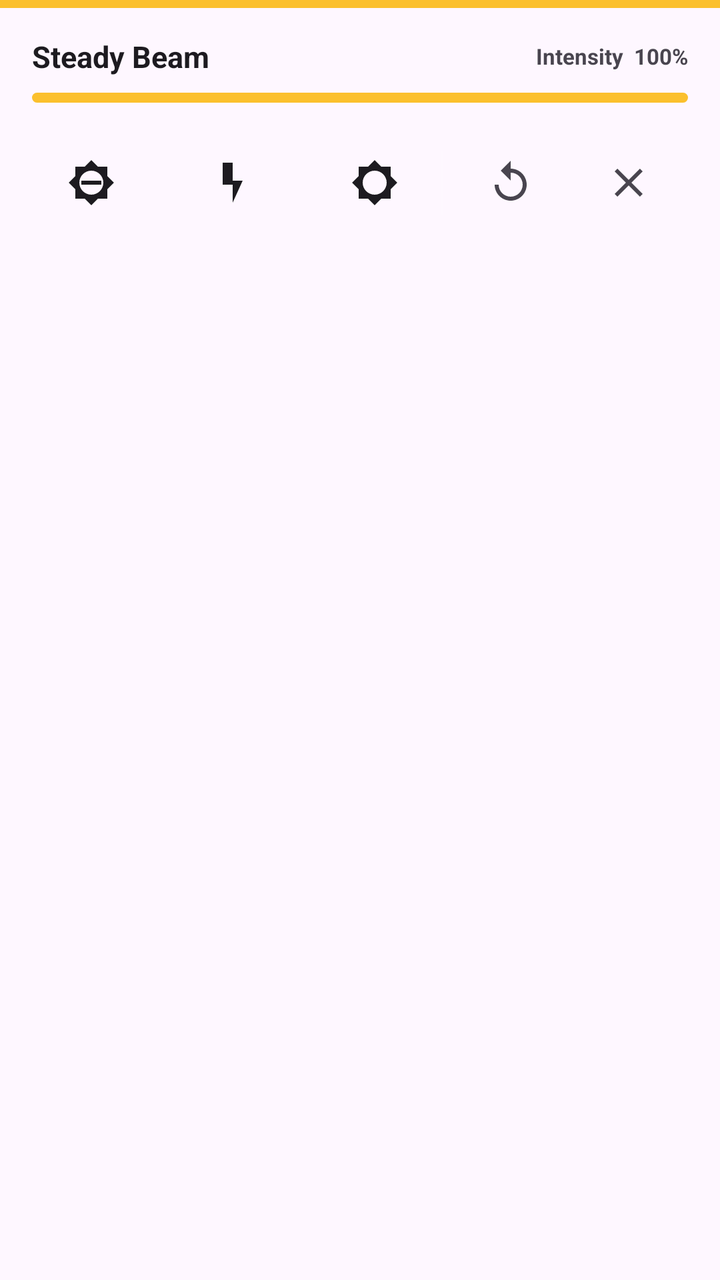
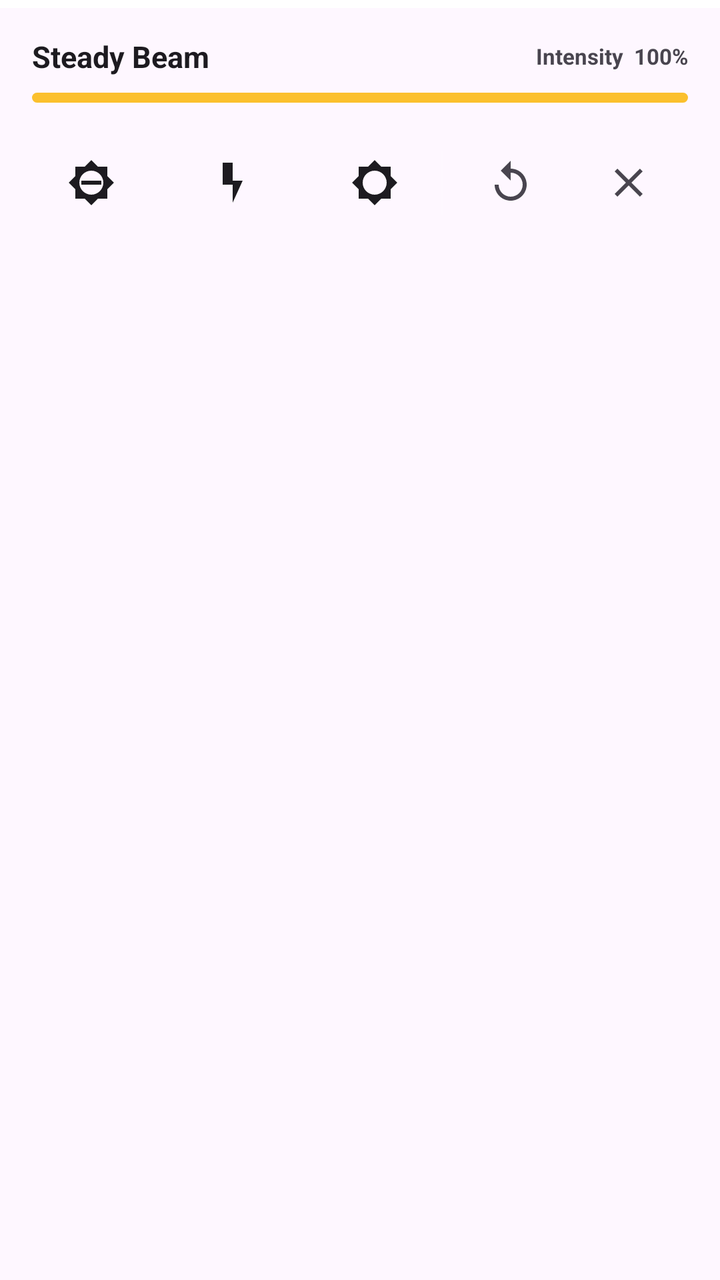

Before-and-after screenshots of an Android layout around one commit, followed by the original layout XML and the change that was made.
<!-- AndroidManifest.xml: application theme Theme.Toolz -->
<!-- res/layout/notification_flashlight_expanded.xml -->
<?xml version="1.0" encoding="utf-8"?>
<LinearLayout
    xmlns:android="http://schemas.android.com/apk/res/android"
    android:layout_width="match_parent"
    android:layout_height="wrap_content"
    android:orientation="vertical"
    android:padding="0dp">

    
    <View
        android:id="@+id/notif_exp_accent"
        android:layout_width="match_parent"
        android:layout_height="4dp"
        android:background="#FFFBC02D" />

    
    <LinearLayout
        android:layout_width="match_parent"
        android:layout_height="wrap_content"
        android:orientation="vertical"
        android:paddingStart="16dp"
        android:paddingEnd="16dp"
        android:paddingTop="14dp"
        android:paddingBottom="4dp">

        
        <LinearLayout
            android:layout_width="match_parent"
            android:layout_height="wrap_content"
            android:orientation="horizontal"
            android:gravity="center_vertical">

            <TextView
                android:id="@+id/notif_exp_mode"
                android:layout_width="0dp"
                android:layout_height="wrap_content"
                android:layout_weight="1"
                android:text="Steady Beam"
                android:textSize="15sp"
                android:textStyle="bold"
                android:textColor="?android:attr/textColorPrimary"
                android:maxLines="1"
                android:ellipsize="end" />

            <TextView
                android:id="@+id/notif_exp_bright_label"
                android:layout_width="wrap_content"
                android:layout_height="wrap_content"
                android:text="Intensity  100%"
                android:textSize="11sp"
                android:textColor="?android:attr/textColorSecondary"
                android:textStyle="bold" />
        </LinearLayout>

        
        <ProgressBar
            android:id="@+id/notif_exp_bright_bar"
            style="@android:style/Widget.ProgressBar.Horizontal"
            android:layout_width="match_parent"
            android:layout_height="5dp"
            android:layout_marginTop="8dp"
            android:layout_marginBottom="14dp"
            android:max="100"
            android:progress="100"
            android:progressTint="#FFFBC02D"
            android:progressBackgroundTint="#22FFFFFF" />

        
        <LinearLayout
            android:layout_width="match_parent"
            android:layout_height="wrap_content"
            android:orientation="horizontal"
            android:gravity="center"
            android:paddingBottom="8dp">

            
            <ImageButton
                android:id="@+id/notif_exp_btn_bright_dn"
                android:layout_width="0dp"
                android:layout_height="44dp"
                android:layout_weight="1"
                android:src="@drawable/ic_notif_brightness_dn"
                android:background="?android:attr/selectableItemBackgroundBorderless"
                android:contentDescription="Decrease brightness"
                android:padding="10dp"
                android:tint="?android:attr/textColorPrimary" />

            
            <ImageButton
                android:id="@+id/notif_exp_btn_toggle"
                android:layout_width="0dp"
                android:layout_height="52dp"
                android:layout_weight="1.4"
                android:src="@drawable/ic_notif_power_on"
                android:background="?android:attr/selectableItemBackgroundBorderless"
                android:contentDescription="Toggle flashlight"
                android:padding="8dp"
                android:tint="?android:attr/textColorPrimary" />

            
            <ImageButton
                android:id="@+id/notif_exp_btn_bright_up"
                android:layout_width="0dp"
                android:layout_height="44dp"
                android:layout_weight="1"
                android:src="@drawable/ic_notif_brightness_up"
                android:background="?android:attr/selectableItemBackgroundBorderless"
                android:contentDescription="Increase brightness"
                android:padding="10dp"
                android:tint="?android:attr/textColorPrimary" />

            
            <View
                android:layout_width="1dp"
                android:layout_height="32dp"
                android:background="#22FFFFFF"
                android:layout_marginStart="4dp"
                android:layout_marginEnd="4dp" />

            
            <ImageButton
                android:id="@+id/notif_exp_btn_mode"
                android:layout_width="0dp"
                android:layout_height="44dp"
                android:layout_weight="1"
                android:src="@drawable/ic_notif_cycle_mode"
                android:background="?android:attr/selectableItemBackgroundBorderless"
                android:contentDescription="Cycle mode"
                android:padding="10dp"
                android:tint="?android:attr/textColorSecondary" />

            
            <ImageButton
                android:id="@+id/notif_exp_btn_stop"
                android:layout_width="0dp"
                android:layout_height="44dp"
                android:layout_weight="1"
                android:src="@drawable/ic_notif_close"
                android:background="?android:attr/selectableItemBackgroundBorderless"
                android:contentDescription="Stop flashlight"
                android:padding="10dp"
                android:tint="?android:attr/textColorSecondary" />
        </LinearLayout>
    </LinearLayout>
</LinearLayout>
<!-- resources referenced by this layout -->
<resources>
  <!-- drawable ic_notif_brightness_dn (drawable) -->
  <?xml version="1.0" encoding="utf-8"?>
  <vector xmlns:android="http://schemas.android.com/apk/res/android"
      android:width="24dp"
      android:height="24dp"
      android:viewportWidth="24"
      android:viewportHeight="24">
      <path
          android:fillColor="#FFFFFFFF"
          android:pathData="
              M20,8.69 V4 h-4.69 L12,0.69 8.69,4 H4 v4.69 L0.69,12 4,15.31 V20 h4.69 L12,23.31 15.31,20 H20 v-4.69 L23.31,12 20,8.69z
              M12,18 c-3.31,0 -6,-2.69 -6,-6 s2.69,-6 6,-6 6,2.69 6,6 -2.69,6 -6,6z
              M7,11 h10 v2 H7 z" />
  </vector>
  <!-- drawable ic_notif_brightness_up (drawable) -->
  <?xml version="1.0" encoding="utf-8"?>
  <vector xmlns:android="http://schemas.android.com/apk/res/android"
      android:width="24dp"
      android:height="24dp"
      android:viewportWidth="24"
      android:viewportHeight="24">
      <path
          android:fillColor="#FFFFFFFF"
          android:pathData="
              M20,15.31 L23.31,12 20,8.69 V4 h-4.69 L12,0.69 8.69,4 H4 v4.69 L0.69,12 4,15.31 V20 h4.69 L12,23.31 15.31,20 H20 v-4.69z
              M12,18 c-3.31,0 -6,-2.69 -6,-6 s2.69,-6 6,-6 6,2.69 6,6 -2.69,6 -6,6z" />
  </vector>
  <!-- drawable ic_notif_close (drawable) -->
  <?xml version="1.0" encoding="utf-8"?>
  <vector xmlns:android="http://schemas.android.com/apk/res/android"
      android:width="24dp"
      android:height="24dp"
      android:viewportWidth="24"
      android:viewportHeight="24">
      <path
          android:fillColor="#FFFFFFFF"
          android:pathData="
              M19,6.41 L17.59,5 12,10.59 6.41,5 5,6.41 10.59,12 5,17.59 6.41,19 12,13.41 17.59,19 19,17.59 13.41,12z" />
  </vector>
  <!-- drawable ic_notif_cycle_mode (drawable) -->
  <?xml version="1.0" encoding="utf-8"?>
  <vector xmlns:android="http://schemas.android.com/apk/res/android"
      android:width="24dp"
      android:height="24dp"
      android:viewportWidth="24"
      android:viewportHeight="24">
      <path
          android:fillColor="#FFFFFFFF"
          android:pathData="
              M12,5 V1 L7,6 l5,5 V7
              c3.31,0 6,2.69 6,6
              s-2.69,6 -6,6
              -6,-2.69 -6,-6
              h-2
              c0,4.42 3.58,8 8,8
              s8,-3.58 8,-8
              -3.58,-8 -8,-8z" />
  </vector>
  <!-- drawable ic_notif_power_on (drawable) -->
  <?xml version="1.0" encoding="utf-8"?>
  <vector xmlns:android="http://schemas.android.com/apk/res/android"
      android:width="24dp"
      android:height="24dp"
      android:viewportWidth="24"
      android:viewportHeight="24">
      <path
          android:fillColor="#FFFFFFFF"
          android:pathData="
              M7,2 L7,13 L12,13 L12,22 L17,11 L12,11 L12,2 Z" />
  </vector>
  <style name="Theme.Toolz" parent="Theme.Material3.DayNight.NoActionBar">
          
          <item name="colorPrimary">@color/primary_light</item>
          <item name="colorSecondary">@color/secondary_light</item>
  
          
          <item name="floatingActionButtonStyle">@style/Widget.Material3.FloatingActionButton.Primary</item>
      </style>
  <color name="primary_light">#FFFF6D00</color>
  <color name="secondary_light">#FF00BFA5</color>
</resources>

<!-- the commit's change to res/layout/notification_flashlight_expanded.xml (unified diff, before → after) -->
@@ -7,11 +7,12 @@
     android:padding="0dp">
 
     
-    <View
+    <ImageView
         android:id="@+id/notif_exp_accent"
         android:layout_width="match_parent"
         android:layout_height="4dp"
-        android:background="#FFFBC02D" />
+        android:src="@android:color/white"
+        android:scaleType="fitXY" />
 
     
     <LinearLayout
@@ -110,10 +111,11 @@
                 android:tint="?android:attr/textColorPrimary" />
 
             
-            <View
+            <ImageView
                 android:layout_width="1dp"
                 android:layout_height="32dp"
-                android:background="#22FFFFFF"
+                android:src="@android:color/white"
+                android:alpha="0.13"
                 android:layout_marginStart="4dp"
                 android:layout_marginEnd="4dp" />
 
